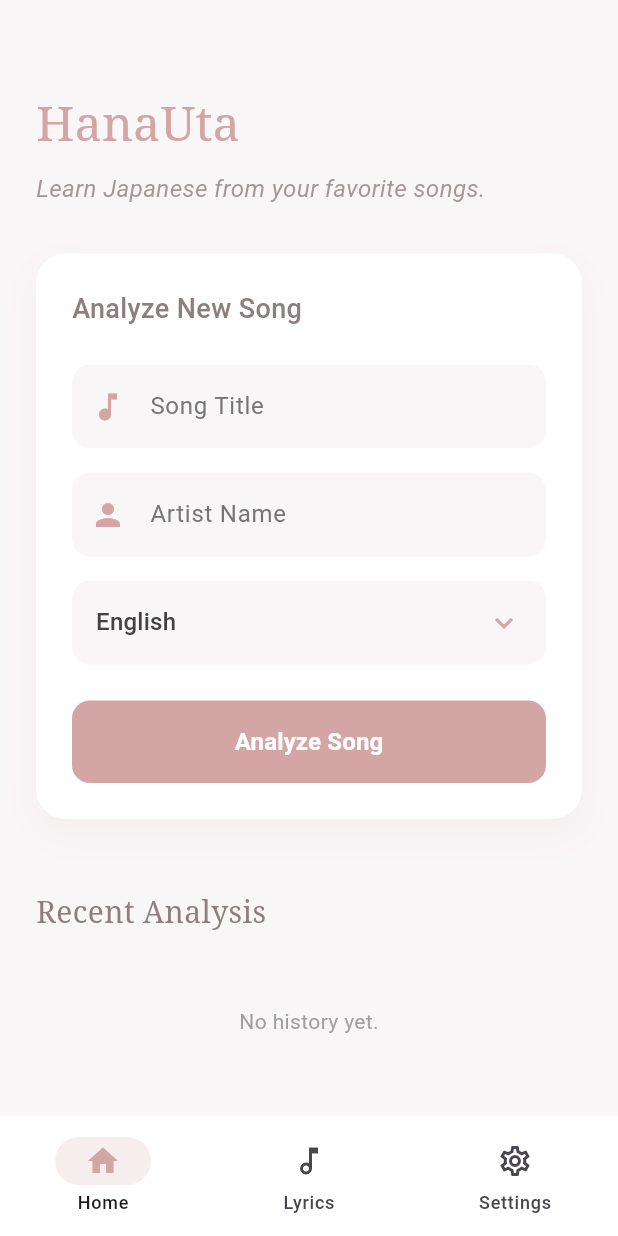
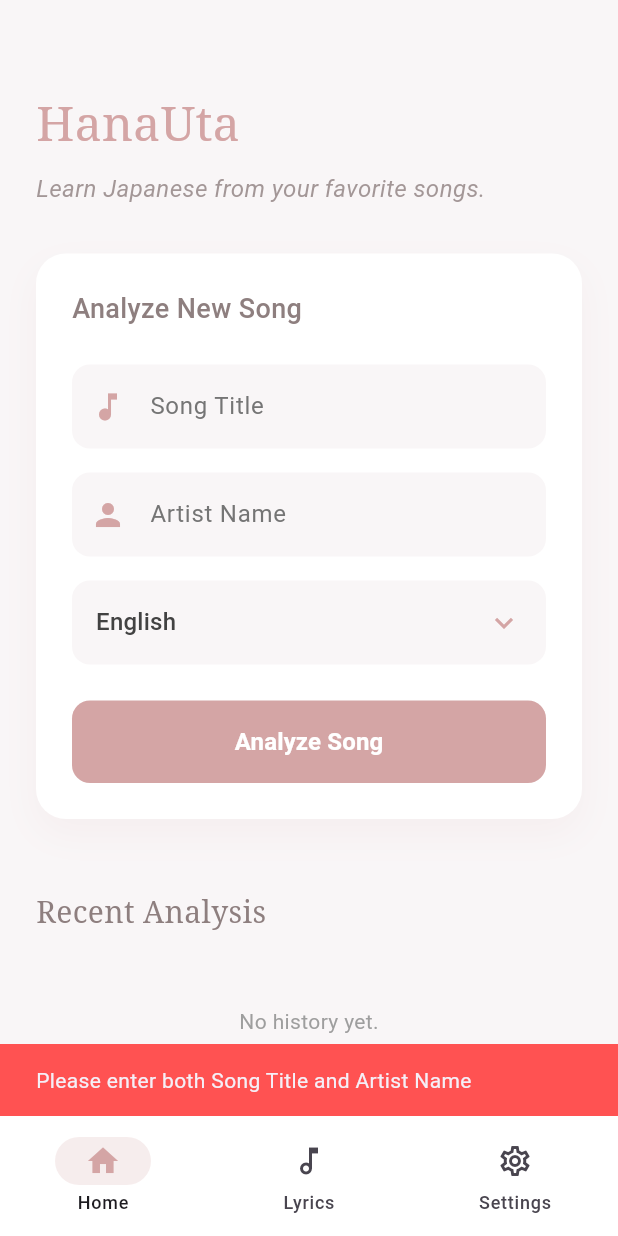
Before and after one commit to multilemon/lyrics_anki_app, a Flutter app: the screen it shows after launch, after a tap on "Analyze Song", on a phone screen of 412 x 824 dp. Run offline on Flutter 3.47's test engine with Material 3 defaults, Android fonts, the phone set to English and light mode, and no system bars; our stand-ins replace firebase_ai, firebase_core, flutter_riverpod, hive_ce, hive_ce_flutter, riverpod_annotation and 1 more; missing offline and left inert: file_saver, firebase_app_check, sqlite3, universal_html; accounts and stored records are empty; generated files the repository leaves out were written again.

Commit message:
Update web icon image and input fields validation

```diff
--- a/lib/features/home/presentation/pages/home_page.dart
+++ b/lib/features/home/presentation/pages/home_page.dart
@@ -42,9 +42,17 @@ class _HomePageState extends ConsumerState<HomePage> {
     final title = _titleController.text.trim();
     final artist = _artistController.text.trim();
 
-    if (title.isNotEmpty) {
-      widget.onNavigateToAnalyze(title, artist, _selectedLanguage);
+    if (title.isEmpty || artist.isEmpty) {
+      ScaffoldMessenger.of(context).showSnackBar(
+        const SnackBar(
+          content: Text('Please enter both Song Title and Artist Name'),
+          backgroundColor: Colors.redAccent,
+        ),
+      );
+      return;
     }
+
+    widget.onNavigateToAnalyze(title, artist, _selectedLanguage);
   }
 
   @override
--- a/lib/features/lyrics/presentation/pages/lyrics_page.dart
+++ b/lib/features/lyrics/presentation/pages/lyrics_page.dart
@@ -284,8 +284,61 @@ class _LyricsPageState extends ConsumerState<LyricsPage>
                             ],
                           ),
                         ),
-                        error: (Object e, StackTrace s) =>
-                            Center(child: Text('Error: $e')),
+                        error: (Object e, StackTrace s) => Center(
+                          child: Column(
+                            mainAxisAlignment: MainAxisAlignment.center,
+                            children: [
+                              const Icon(
+                                Icons.error_outline,
+                                size: 48,
+                                color: Color(0xFFE57373),
+                              ),
+                              const SizedBox(height: 16),
+                              Text(
+                                'Analysis Failed',
+                                style: TextStyle(
+                                  fontSize: 18,
+                                  fontWeight: FontWeight.bold,
+                                  color: Colors.grey[700],
+                                ),
+                              ),
+                              const SizedBox(height: 8),
+                              Padding(
+                                padding:
+                                    const EdgeInsets.symmetric(horizontal: 32),
+                                child: Text(
+                                  e.toString(),
+                                  textAlign: TextAlign.center,
+                                  style: TextStyle(
+                                    fontSize: 12,
+                                    color: Colors.grey[400],
+                                  ),
+                                ),
+                              ),
+                              const SizedBox(height: 24),
+                              ElevatedButton.icon(
+                                onPressed: () {
+                                  ref
+                                      .read(lyricsNotifierProvider.notifier)
+                                      .retry();
+                                },
+                                icon: const Icon(Icons.refresh),
+                                label: const Text('Retry'),
+                                style: ElevatedButton.styleFrom(
+                                  backgroundColor: const Color(0xFFD4A5A5),
+                                  foregroundColor: Colors.white,
+                                  padding: const EdgeInsets.symmetric(
+                                    horizontal: 24,
+                                    vertical: 12,
+                                  ),
+                                  shape: RoundedRectangleBorder(
+                                    borderRadius: BorderRadius.circular(12),
+                                  ),
+                                ),
+                              ),
+                            ],
+                          ),
+                        ),
                       );
                     },
                   ),
--- a/lib/features/lyrics/presentation/providers/lyrics_notifier.dart
+++ b/lib/features/lyrics/presentation/providers/lyrics_notifier.dart
@@ -13,11 +13,24 @@ class LyricsNotifier extends _$LyricsNotifier {
     return null;
   }
 
+  String? _lastTitle;
+  String? _lastArtist;
+  String? _lastLanguage;
+
+  Future<void> retry() async {
+    if (_lastTitle != null && _lastArtist != null && _lastLanguage != null) {
+      await analyzeSong(_lastTitle!, _lastArtist!, _lastLanguage!);
+    }
+  }
+
   Future<AnalysisResult?> analyzeSong(
     String title,
     String artist,
     String language,
   ) async {
+    _lastTitle = title;
+    _lastArtist = artist;
+    _lastLanguage = language;
     state = const AsyncValue.loading();
     final result = await AsyncValue.guard(() async {
       final repository = ref.read(lyricsRepositoryProvider);
--- a/pubspec.yaml
+++ b/pubspec.yaml
@@ -24,7 +24,7 @@ dependencies:
   google_generative_ai: ^0.4.7
   hive_ce: ^2.16.0
   hive_ce_flutter: ^2.3.4
-  intl: ^0.20.2
+  intl: ^0.19.0
   json_annotation: ^4.8.1
   path: ^1.9.1
   path_provider: ^2.1.2
```
Also changed, not shown: pubspec.lock, 3 other files.
